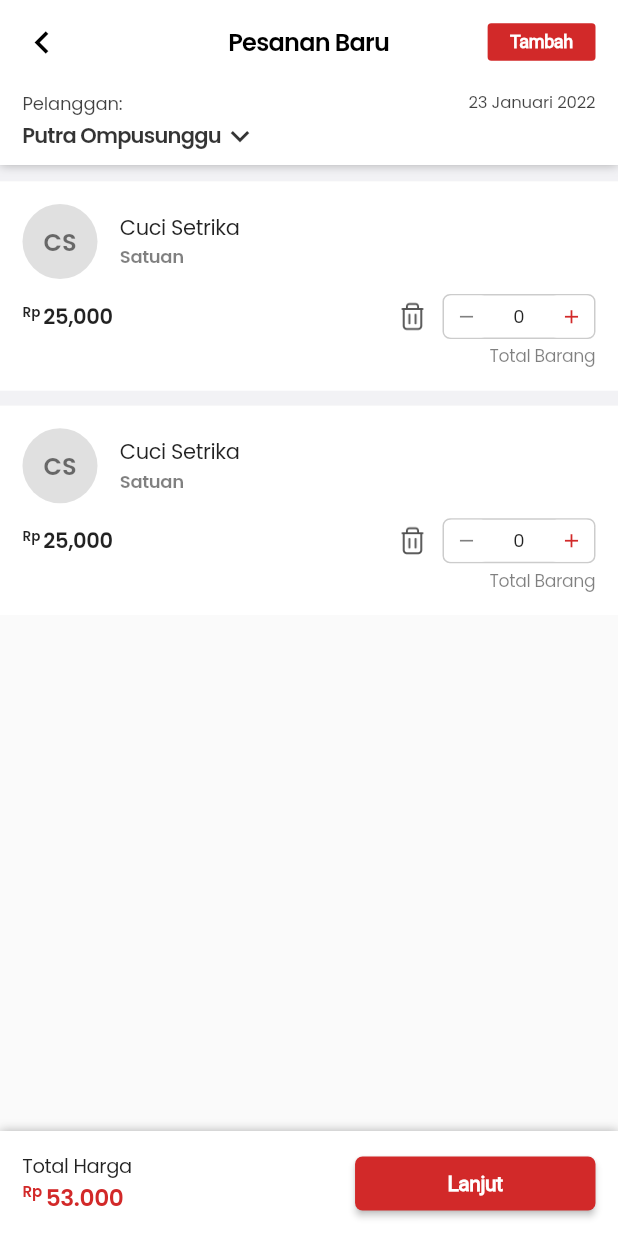
After one commit to putraops/OpsLaundry.Mobile, a Flutter app: the NewOrderPage screen opened directly, on a phone screen of 412 x 824 dp. The commit adds this screen. Run offline on Flutter 3.47's test engine with Material 2 defaults, Android fonts, the light colour scheme and no system bars; our stand-ins replace dio, flutter_native_splash, flutter_redux, flutter_slidable, redux, shared_preferences; missing offline and left inert: bottom_sheet; accounts and stored records are empty.

Commit message:
New User Interface
- Add New Order Page
- Add Component: HeaderBar, PaymentBar, New Item, List Item
- Add new CounterView component.

```diff
--- a/lib/components/CustomAppBar.dart
+++ b/lib/components/CustomAppBar.dart
@@ -1,9 +1,9 @@
 import 'package:flutter/material.dart';
 import 'package:mobile_apps/constants/color.dart' as color;
 
-PreferredSize customAppBar (BuildContext context, String title, { dynamic actions }) {
+PreferredSize customAppBar (BuildContext context, String title, { dynamic actions, bool? hasElevation = true, double? height = 60 }) {
   return PreferredSize(
-    preferredSize: const Size.fromHeight(60.0),
+    preferredSize: Size.fromHeight(height ?? 60),
     child: AppBar(
       // backgroundColor: color.primary,
       title: Text(title,
@@ -20,7 +20,7 @@ PreferredSize customAppBar (BuildContext context, String title, { dynamic action
           Navigator.pop(context);
         },
       ),
-      elevation: 0.75,
+      elevation: hasElevation! ? 0.75: 0,
       actions: actions,
     ),
   );
--- /dev/null
+++ b/lib/components/Form/CounterView.dart
@@ -0,0 +1,111 @@
+import 'package:flutter/material.dart';
+import 'package:mobile_apps/constants/color.dart' as color;
+
+class CounterView extends StatefulWidget {
+  final int? initNumber;
+  final Function(double) counterCallback;
+  final void Function()? increaseCallback;
+  final void Function()? decreaseCallback;
+  final int? minNumber;
+  final double? height;
+
+  const CounterView({
+    super.key,
+    this.initNumber,
+    required this.counterCallback,
+    this.increaseCallback,
+    this.decreaseCallback,
+    this.minNumber,
+    this.height,
+  });
+
+  @override
+  _CounterViewState createState() => _CounterViewState();
+}
+
+class _CounterViewState extends State<CounterView> {
+  late int _currentCount;
+  late Function _counterCallback;
+  late Function _increaseCallback;
+  late Function _decreaseCallback;
+  late int _minNumber;
+  late double _height = 30;
+
+  @override
+  void initState() {
+    _currentCount = widget.initNumber ?? 1;
+    _counterCallback = widget.counterCallback;// ?? (int number) {};
+    _increaseCallback = widget.increaseCallback ?? () {};
+    _decreaseCallback = widget.decreaseCallback ?? () {};
+    _minNumber = widget.minNumber ?? 0;
+    if (widget.height != null) {
+      _height = widget!.height!;
+    }
+    super.initState();
+  }
+
+  @override
+  Widget build(BuildContext context) {
+    return Container(
+      padding: EdgeInsets.zero,
+      decoration: BoxDecoration(
+        borderRadius: BorderRadius.circular(5),
+        // color: const Color.fromRGBO(1, 1, 1, 0.1),
+        color: const Color.fromRGBO(0, 0, 0, 0),
+        border: Border.all(color: const Color.fromRGBO(1, 1, 1, 0.2))
+      ),
+      height: _height,
+      child: Row(
+        mainAxisAlignment: MainAxisAlignment.spaceBetween,
+        children: [
+          _actionButton(Icons.remove, () => _decrement(), isDecrement: true),
+          SizedBox(
+            width: 40,
+            child: Text(_currentCount.toString(), style: const TextStyle(fontSize: 12), textAlign: TextAlign.center,),
+          ),
+          _actionButton(Icons.add, () => _increment()),
+        ],
+      ),
+    );
+  }
+
+  void _increment() {
+    setState(() {
+      _currentCount++;
+      _increaseCallback();
+    });
+    _counterCallback(_currentCount.toDouble());
+  }
+
+  void _decrement() {
+    setState(() {
+      if (_currentCount > _minNumber) {
+        _currentCount--;
+        _decreaseCallback();
+      }
+
+      if (_currentCount <= 0) _currentCount = 0;
+      _counterCallback(_currentCount.toDouble());
+    });
+  }
+
+  Widget _actionButton(IconData icon, void Function()? onPressed, { bool? isDecrement = false }) {
+    return RawMaterialButton(
+      materialTapTargetSize: MaterialTapTargetSize.shrinkWrap,
+      constraints: BoxConstraints(minWidth: _height, minHeight: _height),
+      onPressed: _currentCount <= 0 && isDecrement! ? null : onPressed,
+      elevation: 0,
+      // fillColor: const Color.fromRGBO(1, 1, 1, 0.5),
+      fillColor: Colors.white,
+      shape: const RoundedRectangleBorder(
+          borderRadius:BorderRadius.all(Radius.circular(5))
+      ),
+
+      child: Icon(
+        icon,
+        color: _currentCount <= 0 && isDecrement! ? const Color.fromRGBO(1, 1, 1, 0.5) : color.primary,
+        size: 15.0,
+      ),
+    );
+  }
+}
--- a/lib/navigation/NavigationBarController.dart
+++ b/lib/navigation/NavigationBarController.dart
@@ -1,10 +1,12 @@
 import 'package:flutter/material.dart';
+import 'package:mobile_apps/pages/order/new_order/NewOrderPage.dart';
 import 'package:mobile_apps/pages/profile/ProfilePage.dart';
 import 'package:mobile_apps/pages/order/OrderPage.dart';
 import 'package:mobile_apps/pages/dashboard/DashboardPage.dart';
 import 'package:mobile_apps/pages/notification/NotificationPage.dart';
 import 'package:mobile_apps/constants/color.dart' as color;
 import 'package:mobile_apps/redux/Store.dart';
+import 'package:mobile_apps/navigation/AnimateNavigation.dart';
 
 import 'package:redux/redux.dart';
 import 'package:flutter_redux/flutter_redux.dart';
@@ -78,8 +80,9 @@ class _BottomNavigationBarControllerState extends State<BottomNavigationBarContr
               // print('token: ${store.state!.auth}')
               print('IsLogin: ${store.state.auth.isLogin}'),
               print('token: ${store.state.auth.token}'),
-              print('token: ${store.state.auth.user!.fullname}')
+              print('token: ${store.state.auth.user!.fullname}'),
               //StoreProvider.of<AppState>(context).dispatch(SetLogin(!store.state!.isLogin!))
+              Navigator.of(context).push(AnimateNavigation(const NewOrderPage()))
             },
             backgroundColor: color.primary,
             child: const Icon(Icons.add, size: 30,),
--- a/lib/pages/dashboard/navigation/DashboardMenuController.dart
+++ b/lib/pages/dashboard/navigation/DashboardMenuController.dart
@@ -1,5 +1,3 @@
-import 'dart:developer';
-
 import 'package:flutter/material.dart';
 import 'package:mobile_apps/pages/dashboard/components/Submenu.dart';
 import 'package:mobile_apps/navigation/AnimateNavigation.dart';
--- /dev/null
+++ b/lib/pages/order/new_order/NewOrderPage.dart
@@ -0,0 +1,62 @@
+import 'package:flutter/material.dart';
+import 'package:mobile_apps/components/CustomAppBar.dart';
+import 'package:mobile_apps/pages/order/new_order/components/HeaderBar.dart';
+import 'package:mobile_apps/pages/order/new_order/components/ListItem.dart';
+import 'package:mobile_apps/constants/color.dart' as color;
+import 'package:mobile_apps/pages/order/new_order/components/NewItem.dart';
+import 'package:mobile_apps/pages/order/new_order/components/PaymentBar.dart';
+
+class NewOrderPage extends StatefulWidget {
+  const NewOrderPage({Key? key}) : super(key: key);
+
+  @override
+  State<NewOrderPage> createState() => _NewOrderPageState();
+}
+
+List<Widget> items = [
+  listSeparator(height: 1),
+  const ListItem(),
+  const ListItem(),
+];
+
+Widget listSeparator({ double? height = 10 }){
+  return Container(height: height ?? 10, color: color.backgroundColor,);
+}
+
+class _NewOrderPageState extends State<NewOrderPage> {
+  final double fixInformationHeight = 50;
+  final double fixPaymentHeight = 70;
+  late double totalPrice = 53000;
+
+  @override
+  Widget build(BuildContext context) {
+    return Scaffold(
+      appBar: customAppBar(context,
+        "Pesanan Baru",
+        hasElevation: false,
+        actions: [
+          const NewItem(),
+          const SizedBox(width: 15,),
+        ]
+      ),
+      body: SafeArea(
+        child: Stack(
+          children: [
+            Padding(
+              padding: EdgeInsets.only(top: fixInformationHeight, bottom: fixPaymentHeight),
+              child: ListView.separated(
+                itemCount: items.length,
+                itemBuilder: (BuildContext context, int index) {
+                  return items[index];
+                },
+                separatorBuilder: (BuildContext context, int index) => listSeparator(),
+              ),
+            ),
+            HeaderBar(height: fixInformationHeight, width: MediaQuery.of(context).size.width,),
+            PaymentBar(height: fixPaymentHeight, width: MediaQuery.of(context).size.width, totalPrice: totalPrice)
+          ],
+        ),
+      ),
+    );
+  }
+}
--- /dev/null
+++ b/lib/pages/order/new_order/components/HeaderBar.dart
@@ -0,0 +1,72 @@
+import 'package:flutter/material.dart';
+import 'package:intl/intl.dart';
+import 'package:mobile_apps/components/BottomSheet.dart';
+import 'package:mobile_apps/constants/color.dart' as color;
+
+class HeaderBar extends StatefulWidget {
+  final double width;
+  final double height;
+
+  const HeaderBar({
+    super.key,
+    required this.height,
+    required this.width,
+  }) ;
+
+  @override
+  State<HeaderBar> createState() => _HeaderBarState();
+}
+
+class _HeaderBarState extends State<HeaderBar> {
+  var f = NumberFormat.currency(locale: 'eu', decimalDigits: 0, symbol: '');
+  final String employeeName = "Putra Ompusunggu";
+
+  @override
+  Widget build(BuildContext context) {
+    return Positioned(
+        top: 0,
+        left: 0,
+        width: MediaQuery.of(context).size.width,
+        height: widget.height,
+        child: Container(
+          padding: const EdgeInsets.symmetric(horizontal: 15),
+          margin: const EdgeInsets.only(bottom: 0),
+          decoration: const BoxDecoration(
+            color: Colors.white,
+            boxShadow: [
+              BoxShadow(color: Color.fromRGBO(0, 0, 0, 0.3), blurRadius: 5.0),
+            ],
+          ),
+          child: Row(
+            crossAxisAlignment: CrossAxisAlignment.start,
+            mainAxisAlignment: MainAxisAlignment.spaceBetween,
+            children: [
+              Column(
+                crossAxisAlignment: CrossAxisAlignment.start,
+                children: [
+                  const Text("Pelanggan:", style: TextStyle(fontSize: 12, color: color.defaultTextColor, letterSpacing: -.1)),
+                  GestureDetector(
+                    onTap: (){
+                      bottomSheet(context,
+                        "Daftar Pelanggan",
+                        const Center(child: Text("Daftar Pelanggan"),),
+                        size: 0.8,
+                        hasRadius: false
+                      );
+                    },
+                    child: Row(
+                      children: [
+                        Text(employeeName, style: const TextStyle(fontSize: 14, fontWeight: FontWeight.w600, color: Color.fromRGBO(1, 1, 1, 0.8), letterSpacing: -.5)),
+                        const Icon(Icons.keyboard_arrow_down, color: Color.fromRGBO(1, 1, 1, 0.8), size: 25),
+                      ],
+                    )
+                  )
+                ],
+              ),
+              const Text("23 Januari 2022", style: TextStyle(fontSize: 11, color: color.defaultTextColor, letterSpacing: -.1)),
+            ],
+          ),
+        )
+    );
+  }
+}
--- /dev/null
+++ b/lib/pages/order/new_order/components/ListItem.dart
@@ -0,0 +1,110 @@
+import 'package:flutter/material.dart';
+import 'package:mobile_apps/components/Form/CounterView.dart';
+
+class ListItem extends StatefulWidget {
+  const ListItem({ super.key });
+
+  @override
+  State<ListItem> createState() => _ListItemState();
+}
+
+class _ListItemState extends State<ListItem> {
+  final bool isSatuan = true;
+
+  @override
+  Widget build(BuildContext context) {
+    return Container(
+      color: Colors.white,
+      padding: const EdgeInsets.all(15),
+      child: Column(
+        crossAxisAlignment: CrossAxisAlignment.start,
+        children: [
+          Row(
+            children: [
+              const SizedBox(
+                width: 50,
+                height: 50,
+                child: CircleAvatar(
+                  radius: 100,
+                  backgroundColor: Colors.black12,
+                  child: Text(
+                    "CS",
+                    style: TextStyle(
+                        color: Colors.black54,
+                        fontWeight: FontWeight.w600,
+                        fontStyle: FontStyle.normal
+                    ),
+                  )
+                ),
+              ),
+              const SizedBox(width: 15,),
+              Column(
+                crossAxisAlignment: CrossAxisAlignment.start,
+                children: const [
+                  SizedBox(
+                    child: Text(
+                      "Cuci Setrika",
+                      maxLines: 2,
+                      overflow: TextOverflow.ellipsis,
+                      style: TextStyle(fontSize: 14, letterSpacing: -.25),
+                    ),
+                  ),
+                  Text("Satuan", style: TextStyle(fontSize: 12, fontWeight: FontWeight.w600, color: Color.fromRGBO(1, 1, 1, 0.5), letterSpacing: -.25)),
+
+                ],
+              ),
+            ],
+          ),
+          const SizedBox(height: 10,),
+          Row(
+            crossAxisAlignment: CrossAxisAlignment.start,
+            mainAxisAlignment: MainAxisAlignment.spaceBetween,
+            children: [
+              Container(
+                margin: const EdgeInsets.only(top: 5),
+                child: Row(
+                  crossAxisAlignment: CrossAxisAlignment.start,
+                  children: const [
+                    Text("Rp ", style: TextStyle(fontSize: 9, fontWeight: FontWeight.w600)),
+                    Text("25,000", style: TextStyle(fontSize: 14, fontWeight: FontWeight.w600, letterSpacing: -.25),),
+                  ],
+                ),
+              ),
+              Row(
+                crossAxisAlignment: CrossAxisAlignment.start,
+                mainAxisAlignment: MainAxisAlignment.end,
+                children: [
+
+                  GestureDetector(
+                    onTap: () { print("debug.."); },
+                    child: Container(
+                      padding: const EdgeInsets.all(5.0),
+                      color: Colors.white,
+                      child:  ClipRRect(
+                        child: Image.asset("assets/icons/trash.png", height: 20, width: 20,),
+                      ),
+                    ),
+                  ),
+                  const SizedBox(width: 5,),
+                  Column(
+                    crossAxisAlignment: CrossAxisAlignment.end,
+                    children: [
+                      CounterView(
+                        height: 30,
+                        counterCallback: (value) { print("value: " + value.toString()); },
+                        initNumber: 0,
+                        minNumber: 0,
+                      ),
+                      const SizedBox(height: 2.5,),
+                      Text(isSatuan ? "Total Barang" : "Total Berat (Kg)", style: const TextStyle(fontSize: 11.5, color: Color.fromRGBO(1, 1, 1, 0.5), letterSpacing: -.25),)
+                    ],
+                  )
+                ],
+              ),
+            ],
+          ),
+        ],
+      ),
+    );
+  }
+}
--- /dev/null
+++ b/lib/pages/order/new_order/components/NewItem.dart
@@ -0,0 +1,40 @@
+import 'package:flutter/material.dart';
+import 'package:mobile_apps/constants/color.dart' as color;
+import 'package:mobile_apps/components/BottomSheet.dart';
+
+class NewItem extends StatefulWidget {
+  const NewItem({Key? key}) : super(key: key);
+
+  @override
+  State<NewItem> createState() => _NewItemState();
+}
+
+class _NewItemState extends State<NewItem> {
+  @override
+  Widget build(BuildContext context) {
+    return Center(
+      child: SizedBox(
+        height: 25,
+        child: ElevatedButton(
+          style: ElevatedButton.styleFrom(
+              backgroundColor: color.primary,
+              padding: const EdgeInsets.symmetric(horizontal: 15, vertical: 5),
+              shape: const RoundedRectangleBorder(
+                borderRadius: BorderRadius.all(Radius.circular(2.5)),
+              ),
+              elevation: 0
+          ),
+          child: const Text('Tambah', style: TextStyle(color: Colors.white, fontSize: 12, fontWeight: FontWeight.w600, letterSpacing: -.25)),
+          onPressed: () {
+            bottomSheet(context,
+                "Daftar Barang",
+                const Expanded(child: Center(child: Text("Daftar Barang"),)),
+                size: 1,
+                hasRadius: false
+            );
+          },
+        ),
+      ),
+    );
+  }
+}
--- /dev/null
+++ b/lib/pages/order/new_order/components/PaymentBar.dart
@@ -0,0 +1,81 @@
+import 'package:flutter/material.dart';
+import 'package:intl/intl.dart';
+import 'package:mobile_apps/constants/color.dart' as color;
+
+class PaymentBar extends StatefulWidget {
+  final double width;
+  final double height;
+  final double totalPrice;
+
+  const PaymentBar({
+    super.key,
+    required this.height,
+    required this.width,
+    required this.totalPrice,
+  }) ;
+
+  @override
+  State<PaymentBar> createState() => _PaymentBarState();
+}
+
+class _PaymentBarState extends State<PaymentBar> {
+  var f = NumberFormat.currency(locale: 'eu', decimalDigits: 0, symbol: '');
+
+  @override
+  Widget build(BuildContext context) {
+    return Positioned(
+      bottom: 0,
+      left: 0,
+      width: widget.width,
+      height: widget.height,
+      child: Container(
+        decoration: const BoxDecoration(
+          color: Colors.white,
+          boxShadow: [
+            BoxShadow(color: Color.fromRGBO(0, 0, 0, 0.3), blurRadius: 5.0),
+          ],
+        ),
+        padding: const EdgeInsets.symmetric(vertical: 5, horizontal: 15),
+        child: Row(
+          crossAxisAlignment: CrossAxisAlignment.center,
+          mainAxisAlignment: MainAxisAlignment.spaceBetween,
+          children: [
+            Column(
+              mainAxisAlignment: MainAxisAlignment.center,
+              crossAxisAlignment: CrossAxisAlignment.start,
+              children: [
+                const Text("Total Harga", style: TextStyle(fontSize: 13, letterSpacing: -.25),),
+                Row(
+                  crossAxisAlignment: CrossAxisAlignment.start,
+                  children: [
+                    const Text("Rp ", style: TextStyle(fontSize: 10, color: color.primary, fontWeight: FontWeight.w600)),
+                    Text(widget.totalPrice == 0 ? "-" : f.format(widget.totalPrice), style: const TextStyle(fontSize: 15.5, color: color.primary, fontWeight: FontWeight.w600, letterSpacing: -.25),),
+                  ],
+                ),
+              ],
+            ),
+            ElevatedButton(
+              style: ElevatedButton.styleFrom(
+                backgroundColor: color.primary,
+                padding: EdgeInsets.symmetric(horizontal: widget.width * 0.15),
+                shape: const RoundedRectangleBorder(
+                  borderRadius: BorderRadius.all(Radius.circular(5)),
+                ),
+              ),
+              child: const Text('Lanjut', style: TextStyle(color: Colors.white, fontSize: 14, fontWeight: FontWeight.w600, letterSpacing: -.3)),
+              onPressed: () {},
+            ),
+          ],
+        ),
+      ),
+    );
+  }
+}
+
+
+// // ignore: non_constant_identifier_names
+// Widget PaymentBar(double totalPrice, { required double width, required double height }) {
+//   var f = NumberFormat.currency(locale: 'eu', decimalDigits: 0, symbol: '');
+//
+//
+// }
--- a/pubspec.yaml
+++ b/pubspec.yaml
@@ -50,6 +50,7 @@ dependencies:
   flutter_redux: ^0.10.0
   redux_thunk: ^0.4.0
   redux_persist: ^0.9.0
+  intl: ^0.18.0
 
 dev_dependencies:
   flutter_test:
@@ -97,6 +98,7 @@ flutter:
     - assets/icons/store.png
     - assets/icons/tags.png
     - assets/icons/towels.png
+    - assets/icons/trash.png
     - assets/icons/warning.png
     - assets/icons/washing-machine.png
     - assets/icons/flag/indonesia.png
```
Also changed, not shown: assets/icons/trash.png (added), pubspec.lock.
